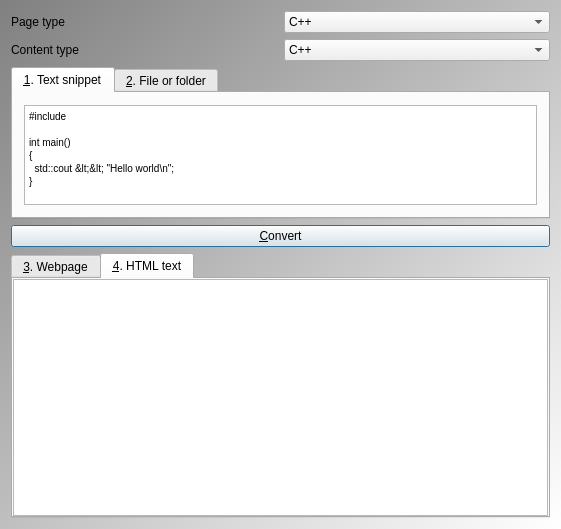
Before: the Qt Designer form Tools/ToolCodeToHtml/qtcodetohtmlmaindialog.ui in richelbilderbeek/ProjectRichelBilderbeek, drawn with Qt 5.
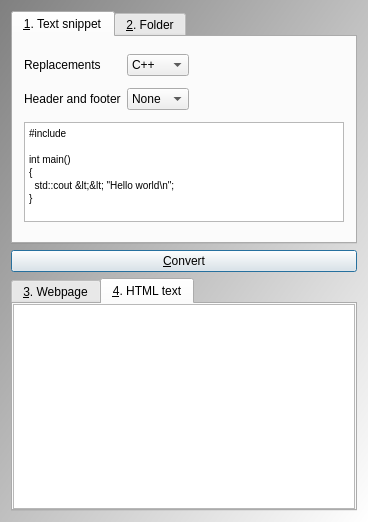
After: the same form once the commit is applied. The open tabs and pages were chosen to show the change. Icons and pictures are not drawn.

What changed in the file:
```diff
--- a/Tools/ToolCodeToHtml/qtcodetohtmlmaindialog.ui
+++ b/Tools/ToolCodeToHtml/qtcodetohtmlmaindialog.ui
@@ -9,8 +9,8 @@
    <rect>
     <x>0</x>
     <y>0</y>
-    <width>561</width>
-    <height>529</height>
+    <width>368</width>
+    <height>522</height>
    </rect>
   </property>
   <property name="sizePolicy">
@@ -39,67 +39,10 @@
 </string>
   </property>
   <layout class="QGridLayout" name="gridLayout_2">
-   <item row="0" column="0">
-    <widget class="QLabel" name="label_page_type">
-     <property name="text">
-      <string>Page type</string>
-     </property>
-    </widget>
-   </item>
-   <item row="0" column="1">
-    <widget class="QComboBox" name="box_header">
-     <item>
-      <property name="text">
-       <string>C++</string>
-      </property>
-     </item>
-     <item>
-      <property name="text">
-       <string>Music</string>
-      </property>
-     </item>
-     <item>
-      <property name="text">
-       <string>OpenFOAM</string>
-      </property>
-     </item>
-     <item>
-      <property name="text">
-       <string>Text</string>
-      </property>
-     </item>
-    </widget>
-   </item>
-   <item row="1" column="0">
-    <widget class="QLabel" name="label_content_type">
-     <property name="text">
-      <string>Content type</string>
-     </property>
-    </widget>
-   </item>
-   <item row="1" column="1">
-    <widget class="QComboBox" name="box_source">
-     <item>
-      <property name="text">
-       <string>C++</string>
-      </property>
-     </item>
-     <item>
-      <property name="text">
-       <string>Project file</string>
-      </property>
-     </item>
-     <item>
-      <property name="text">
-       <string>Text</string>
-      </property>
-     </item>
-    </widget>
-   </item>
-   <item row="2" column="0" colspan="2">
+   <item row="1" column="0" colspan="2">
     <widget class="QTabWidget" name="tab_source">
      <property name="sizePolicy">
-      <sizepolicy hsizetype="Expanding" vsizetype="Fixed">
+      <sizepolicy hsizetype="Expanding" vsizetype="Preferred">
        <horstretch>0</horstretch>
        <verstretch>0</verstretch>
       </sizepolicy>
@@ -113,6 +56,84 @@
       </attribute>
       <layout class="QGridLayout" name="gridLayout">
        <item row="0" column="0">
+        <widget class="QLabel" name="label_2">
+         <property name="text">
+          <string>Replacements</string>
+         </property>
+        </widget>
+       </item>
+       <item row="0" column="1">
+        <widget class="QComboBox" name="comboBox">
+         <item>
+          <property name="text">
+           <string>C++</string>
+          </property>
+         </item>
+         <item>
+          <property name="text">
+           <string>Text</string>
+          </property>
+         </item>
+        </widget>
+       </item>
+       <item row="0" column="2">
+        <spacer name="horizontalSpacer_2">
+         <property name="orientation">
+          <enum>Qt::Horizontal</enum>
+         </property>
+         <property name="sizeHint" stdset="0">
+          <size>
+           <width>155</width>
+           <height>20</height>
+          </size>
+         </property>
+        </spacer>
+       </item>
+       <item row="1" column="0">
+        <widget class="QLabel" name="label_3">
+         <property name="text">
+          <string>Header and footer</string>
+         </property>
+        </widget>
+       </item>
+       <item row="1" column="1">
+        <widget class="QComboBox" name="comboBox_2">
+         <item>
+          <property name="text">
+           <string>None</string>
+          </property>
+         </item>
+         <item>
+          <property name="text">
+           <string>C++</string>
+          </property>
+         </item>
+         <item>
+          <property name="text">
+           <string>Music</string>
+          </property>
+         </item>
+         <item>
+          <property name="text">
+           <string>Tools</string>
+          </property>
+         </item>
+        </widget>
+       </item>
+       <item row="1" column="2">
+        <spacer name="horizontalSpacer_3">
+         <property name="orientation">
+          <enum>Qt::Horizontal</enum>
+         </property>
+         <property name="sizeHint" stdset="0">
+          <size>
+           <width>155</width>
+           <height>20</height>
+          </size>
+         </property>
+        </spacer>
+       </item>
+       <item row="2" column="0" colspan="3">
         <widget class="QPlainTextEdit" name="edit_source_snippet">
          <property name="sizePolicy">
           <sizepolicy hsizetype="Expanding" vsizetype="Fixed">
@@ -143,7 +164,7 @@
      </widget>
      <widget class="QWidget" name="tab_source_file">
       <attribute name="title">
-       <string>&amp;2. File or folder</string>
+       <string>&amp;2. Folder</string>
       </attribute>
       <layout class="QVBoxLayout" name="verticalLayout">
        <item>
@@ -163,7 +184,7 @@
      </widget>
     </widget>
    </item>
-   <item row="4" column="0" colspan="2">
+   <item row="3" column="0" colspan="2">
     <widget class="QTabWidget" name="tab_widget">
      <property name="sizePolicy">
       <sizepolicy hsizetype="Expanding" vsizetype="Minimum">
@@ -257,7 +278,7 @@
      </widget>
     </widget>
    </item>
-   <item row="3" column="0" colspan="2">
+   <item row="2" column="0" colspan="2">
     <widget class="QPushButton" name="button_convert">
      <property name="text">
       <string>&amp;Convert</string>
```
Left out of the diff: 32 changed lines with no effect on the pictures.
